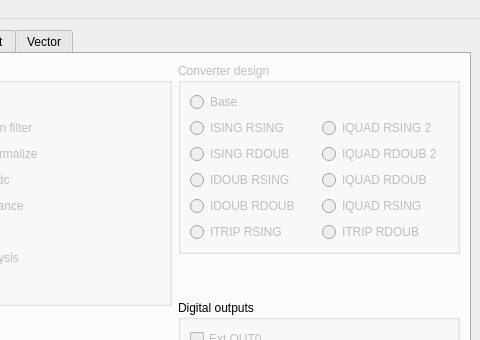
First picture: the form in mainwindow.ui, repository totktobroditvokrug/EL205-QT, before the edit; both pictures show x 605 to 1085 and y 0 to 340 of the 1085 by 722 pixel window.
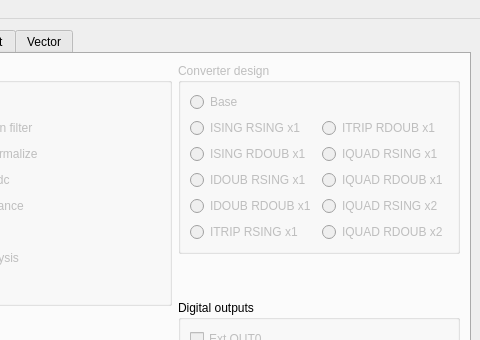
Second picture: the form after the edit. Custom widgets are drawn as their Qt base class.

The edit to the form file:
```diff
--- a/mainwindow.ui
+++ b/mainwindow.ui
@@ -1919,73 +1919,73 @@
                  </property>
                 </widget>
                </item>
-               <item row="1" column="0">
-                <widget class="QRadioButton" name="radioButton_ISING_RSING">
-                 <property name="text">
-                  <string>ISING RSING</string>
-                 </property>
-                </widget>
-               </item>
-               <item row="1" column="1">
-                <widget class="QRadioButton" name="radioButton_IQUAD_RSING_2">
-                 <property name="text">
-                  <string>IQUAD RSING 2</string>
-                 </property>
-                </widget>
-               </item>
-               <item row="2" column="0">
+               <item row="4" column="0">
                 <widget class="QRadioButton" name="radioButton_ISING_RDOUB">
                  <property name="text">
-                  <string>ISING RDOUB</string>
+                  <string>ISING RDOUB x1</string>
                  </property>
                 </widget>
                </item>
-               <item row="2" column="1">
-                <widget class="QRadioButton" name="radioButton_IQUAD_RDOUB_2">
+               <item row="7" column="0">
+                <widget class="QRadioButton" name="radioButton_ITRIP_RSING">
                  <property name="text">
-                  <string>IQUAD RDOUB 2</string>
+                  <string>ITRIP RSING x1</string>
                  </property>
                 </widget>
                </item>
-               <item row="3" column="0">
-                <widget class="QRadioButton" name="radioButton_IDOUB_RSING">
+               <item row="6" column="1">
+                <widget class="QRadioButton" name="radioButton_IQUAD_RSING_2">
                  <property name="text">
-                  <string>IDOUB RSING</string>
+                  <string>IQUAD RSING x2</string>
                  </property>
                 </widget>
                </item>
-               <item row="3" column="1">
-                <widget class="QRadioButton" name="radioButton_IQUAD_RDOUB">
-                 <property name="text">
-                  <string>IQUAD RDOUB</string>
-                 </property>
-                </widget>
-               </item>
-               <item row="4" column="0">
+               <item row="6" column="0">
                 <widget class="QRadioButton" name="radioButton_IDOUB_RDOUB">
                  <property name="text">
-                  <string>IDOUB RDOUB</string>
+                  <string>IDOUB RDOUB x1</string>
                  </property>
                 </widget>
                </item>
                <item row="4" column="1">
                 <widget class="QRadioButton" name="radioButton_IQUAD_RSING">
                  <property name="text">
-                  <string>IQUAD RSING</string>
+                  <string>IQUAD RSING x1</string>
                  </property>
                 </widget>
                </item>
-               <item row="5" column="0">
-                <widget class="QRadioButton" name="radioButton_ITRIP_RSING">
+               <item row="7" column="1">
+                <widget class="QRadioButton" name="radioButton_IQUAD_RDOUB_2">
                  <property name="text">
-                  <string>ITRIP RSING</string>
+                  <string>IQUAD RDOUB x2</string>
                  </property>
                 </widget>
                </item>
                <item row="5" column="1">
+                <widget class="QRadioButton" name="radioButton_IQUAD_RDOUB">
+                 <property name="text">
+                  <string>IQUAD RDOUB x1</string>
+                 </property>
+                </widget>
+               </item>
+               <item row="5" column="0">
+                <widget class="QRadioButton" name="radioButton_IDOUB_RSING">
+                 <property name="text">
+                  <string>IDOUB RSING x1</string>
+                 </property>
+                </widget>
+               </item>
+               <item row="3" column="1">
                 <widget class="QRadioButton" name="radioButton_ITRIP_RDOUB">
                  <property name="text">
-                  <string>ITRIP RDOUB</string>
+                  <string>ITRIP RDOUB x1</string>
+                 </property>
+                </widget>
+               </item>
+               <item row="3" column="0">
+                <widget class="QRadioButton" name="radioButton_ISING_RSING">
+                 <property name="text">
+                  <string>ISING RSING x1</string>
                  </property>
                 </widget>
                </item>
```
Left out of the diff: 4 changed lines with no effect on the pictures.
